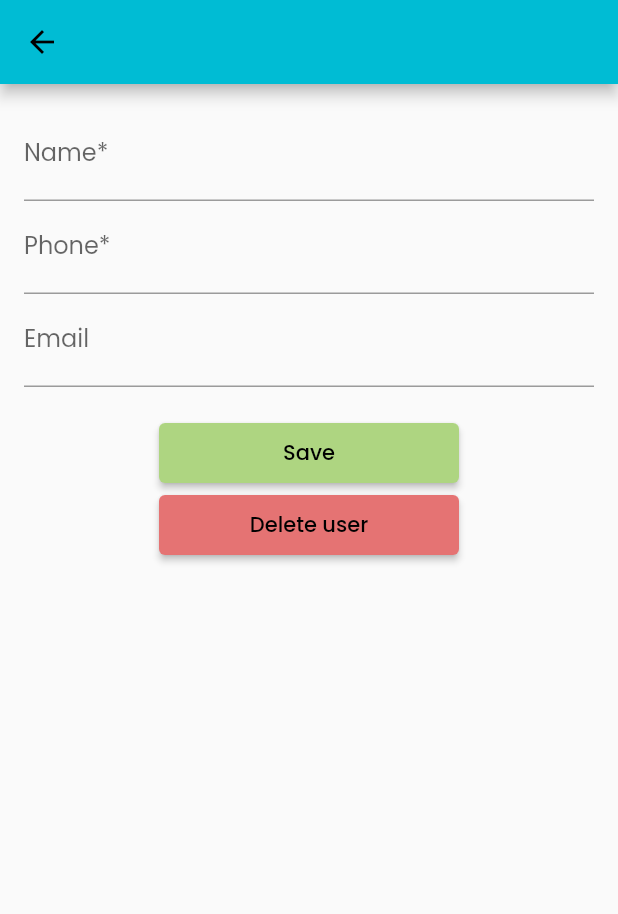
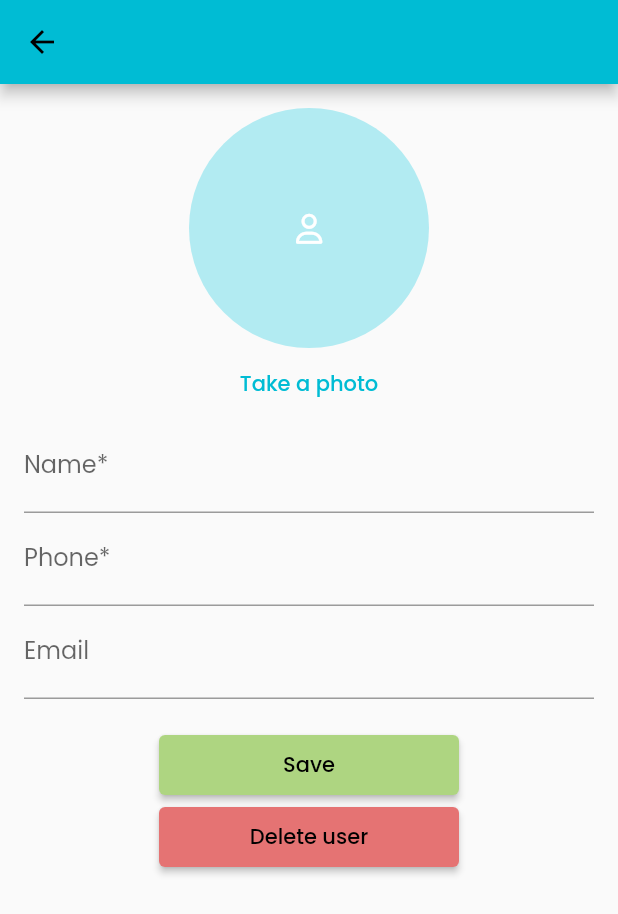
Before and after one commit to anabeatrizdmt/Contact-List-Flutter-Challenge, a Flutter app: the ContactPage screen opened directly with empty values, on a phone screen of 412 x 824 dp. Shown: the top 914 px of the screen. Run offline on Flutter 3.47's test engine with Material 2 defaults, Android fonts, the light colour scheme and no system bars; our stand-ins replace animated_text_kit, dio, flutter_dotenv, font_awesome_flutter, gallery_saver, google_fonts and 1 more; network calls fail.

Commit message:
feat: adding a user photo and saving it's path

```diff
--- a/lib/pages/contact_page.dart
+++ b/lib/pages/contact_page.dart
@@ -1,6 +1,13 @@
+import 'dart:io';
+
 import 'package:contact_list_app/model/contact_model.dart';
 import 'package:contact_list_app/repository/contact_back4app_repository.dart';
 import 'package:flutter/material.dart';
+import 'package:font_awesome_flutter/font_awesome_flutter.dart';
+import 'package:gallery_saver/gallery_saver.dart';
+import 'package:image_picker/image_picker.dart';
+import 'package:path_provider/path_provider.dart' as path_provider;
+import 'package:path/path.dart';
 
 class ContactPage extends StatefulWidget {
   final ContactModel contact;
@@ -19,12 +26,16 @@ class _ContactPageState extends State<ContactPage> {
   TextEditingController phoneController = TextEditingController();
   TextEditingController emailController = TextEditingController();
 
+  XFile? photo;
+  String photoPath = '';
+
   @override
   void initState() {
     super.initState();
     nameController.text = widget.contact.name;
     phoneController.text = widget.contact.phone;
     emailController.text = widget.contact.email ?? '';
+    photoPath = widget.contact.profilePicturePath;
   }
 
   @override
@@ -45,17 +56,61 @@ class _ContactPageState extends State<ContactPage> {
         padding: const EdgeInsets.all(16.0),
         child: Column(
           children: [
+            SizedBox(
+              width: 160,
+              height: 160,
+              child: CircleAvatar(
+                radius: 80,
+                child: ClipOval(
+                  child: SizedBox(
+                    width: 160,
+                    height: 160,
+                    child: photoPath.length > 10
+                        ? Image.file(
+                            File(photoPath),
+                            fit: BoxFit.cover,
+                          )
+                        : const Center(
+                            child: FaIcon(
+                              FontAwesomeIcons.user,
+                              size: 20,
+                              color: Colors.white,
+                            ),
+                          ),
+                  ),
+                ),
+              ),
+            ),
+            TextButton(
+                onPressed: () async {
+                  final ImagePicker picker = ImagePicker();
+                  photo = await picker.pickImage(source: ImageSource.camera);
+                  if (photo != null) {
+                    String path =
+                        (await path_provider.getApplicationDocumentsDirectory())
+                            .path;
+                    String name = basename(photo!.path);
+                    await photo!.saveTo("$path/$name");
+                    photoPath = photo!.path;
+                    await GallerySaver.saveImage(photo!.path);
+                    setState(() {});
+                  }
+                },
+                child: const Text('Take a photo')),
             TextField(
               controller: nameController,
               decoration: const InputDecoration(labelText: 'Name*'),
+              keyboardType: TextInputType.name,
             ),
             TextField(
               controller: phoneController,
               decoration: const InputDecoration(labelText: 'Phone*'),
+              keyboardType: TextInputType.phone,
             ),
             TextField(
               controller: emailController,
               decoration: const InputDecoration(labelText: 'Email'),
+              keyboardType: TextInputType.emailAddress,
             ),
             const SizedBox(height: 20),
             ElevatedButton(
@@ -74,7 +129,7 @@ class _ContactPageState extends State<ContactPage> {
                     name: name,
                     phone: phone,
                     email: email,
-                    profilePicturePath: widget.contact.profilePicturePath,
+                    profilePicturePath: photoPath,
                     createdAt: widget.contact.createdAt,
                     updatedAt: DateTime.now().toString(),
                   );
@@ -101,8 +156,8 @@ class _ContactPageState extends State<ContactPage> {
                   builder: (BuildContext context) {
                     return AlertDialog(
                       title: const Text('Delete Contact'),
-                      content:
-                          const Text('Are you sure you want to delete this contact?'),
+                      content: const Text(
+                          'Are you sure you want to delete this contact?'),
                       actions: [
                         TextButton(
                           child: const Text('Cancel'),
--- a/lib/pages/create_contact_page.dart
+++ b/lib/pages/create_contact_page.dart
@@ -1,6 +1,12 @@
+import 'dart:io';
+
 import 'package:contact_list_app/model/contact_model.dart';
 import 'package:contact_list_app/repository/contact_back4app_repository.dart';
 import 'package:flutter/material.dart';
+import 'package:image_picker/image_picker.dart';
+import 'package:path_provider/path_provider.dart' as path_provider;
+import 'package:gallery_saver/gallery_saver.dart';
+import 'package:path/path.dart';
 
 class CreateContactPage extends StatefulWidget {
   const CreateContactPage({Key? key}) : super(key: key);
@@ -16,6 +22,9 @@ class _CreateContactPageState extends State<CreateContactPage> {
   TextEditingController nameController = TextEditingController();
   TextEditingController phoneController = TextEditingController();
   TextEditingController emailController = TextEditingController();
+
+  XFile? photo;
+  String photoPath = '';
 
   @override
   void dispose() {
@@ -35,17 +44,43 @@ class _CreateContactPageState extends State<CreateContactPage> {
         padding: const EdgeInsets.all(16.0),
         child: Column(
           children: [
+            TextButton(
+                onPressed: () async {
+                  final ImagePicker picker = ImagePicker();
+                  photo = await picker.pickImage(source: ImageSource.camera);
+                  if (photo != null) {
+                    String path =
+                        (await path_provider.getApplicationDocumentsDirectory())
+                            .path;
+                    String name = basename(photo!.path);
+                    await photo!.saveTo("$path/$name");
+                    print(photo!.path);
+                    photoPath = photo!.path;
+
+                    await GallerySaver.saveImage(photo!.path);
+                    setState(() {});
+                  }
+                },
+                child: const Text('Take a photo')),
+
+            photo != null
+                ? SizedBox(height: 100, child: Image.file(File(photo!.path)))
+                : const SizedBox.shrink(),
+
             TextField(
               controller: nameController,
               decoration: const InputDecoration(labelText: 'Name*'),
+              keyboardType: TextInputType.name,
             ),
             TextField(
               controller: phoneController,
               decoration: const InputDecoration(labelText: 'Phone*'),
+              keyboardType: TextInputType.phone,
             ),
             TextField(
               controller: emailController,
               decoration: const InputDecoration(labelText: 'Email'),
+              keyboardType: TextInputType.emailAddress,
             ),
             const SizedBox(height: 20),
             ElevatedButton(
@@ -57,13 +92,13 @@ class _CreateContactPageState extends State<CreateContactPage> {
                 final name = nameController.text;
                 final phone = phoneController.text;
                 final email = emailController.text;
-                if (name.isNotEmpty && phone.isNotEmpty) {
+                if (name.isNotEmpty && phone.isNotEmpty && photoPath.isNotEmpty) {
                   ContactModel contactToSave = ContactModel(
                       objectId: '0',
                       name: name,
                       phone: phone,
                       email: email,
-                      profilePicturePath: '/todo',
+                      profilePicturePath: photoPath,
                       createdAt: DateTime.now().toString(),
                       updatedAt: DateTime.now().toString());
 
@@ -76,7 +111,7 @@ class _CreateContactPageState extends State<CreateContactPage> {
                 } else {
                   ScaffoldMessenger.of(context).showSnackBar(
                     const SnackBar(
-                        content: Text('Name and phone are required fields')),
+                        content: Text('Name, phone and photo are required')),
                   );
                 }
               },
```
Also changed, not shown: lib/pages/contact_list_page.dart (+38 -10 lines), pubspec.yaml (+5 -2 lines), pubspec.lock, 8 other files.
